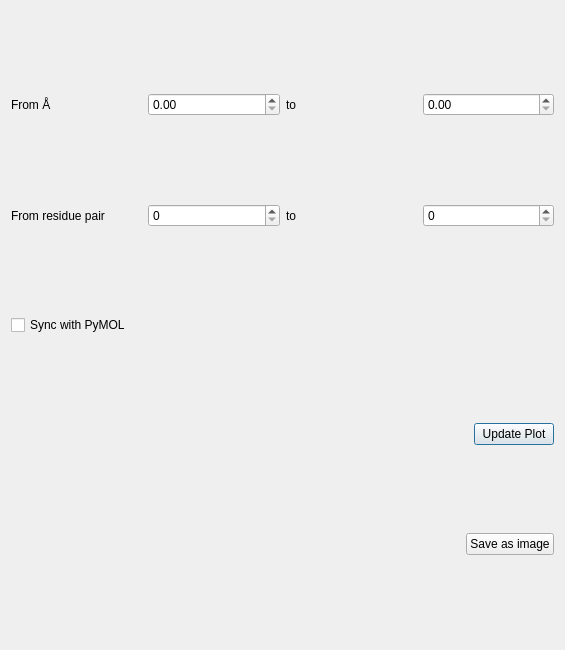
Above: pyssa/gui/ui/forms/dlgDistancePlot.ui from urban233/PySSA before the change. Below: the same form after it.
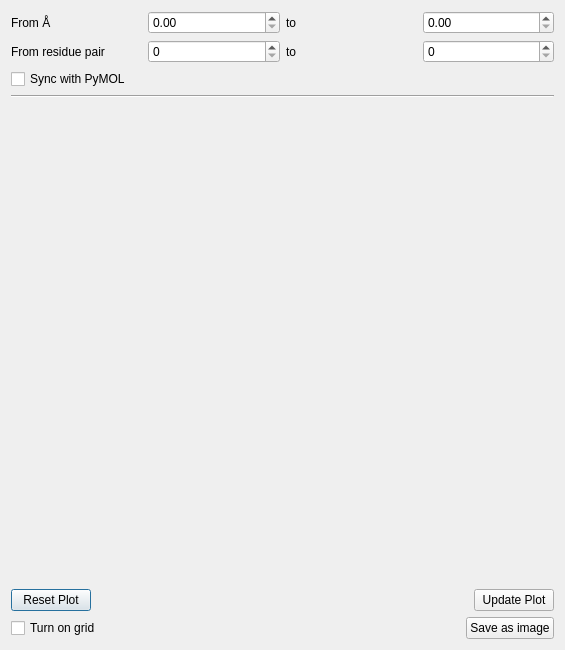
That is the form after the change.

Commit message: feat: new distance plot and distance histogram with matplotlib

```diff
--- a/pyssa/gui/ui/forms/dlgDistancePlot.ui
+++ b/pyssa/gui/ui/forms/dlgDistancePlot.ui
@@ -85,8 +85,29 @@
      </property>
     </widget>
    </item>
+   <item>
+    <widget class="Line" name="line">
+     <property name="orientation">
+      <enum>Qt::Horizontal</enum>
+     </property>
+    </widget>
+   </item>
+   <item>
+    <widget class="QLabel" name="label">
+     <property name="text">
+      <string/>
+     </property>
+    </widget>
+   </item>
    <item>
     <layout class="QHBoxLayout" name="horizontalLayout_10">
+     <item>
+      <widget class="QPushButton" name="btn_distance_plot_reset">
+       <property name="text">
+        <string>Reset Plot</string>
+       </property>
+      </widget>
+     </item>
      <item>
       <spacer name="horizontalSpacer_15">
        <property name="orientation">
@@ -111,6 +132,13 @@
    </item>
    <item>
     <layout class="QHBoxLayout" name="horizontalLayout_7">
+     <item>
+      <widget class="QCheckBox" name="cb_turn_on_grid">
+       <property name="text">
+        <string>Turn on grid</string>
+       </property>
+      </widget>
+     </item>
      <item>
       <spacer name="horizontalSpacer_14">
        <property name="orientation">
```
The commit also changes 10 other files.
